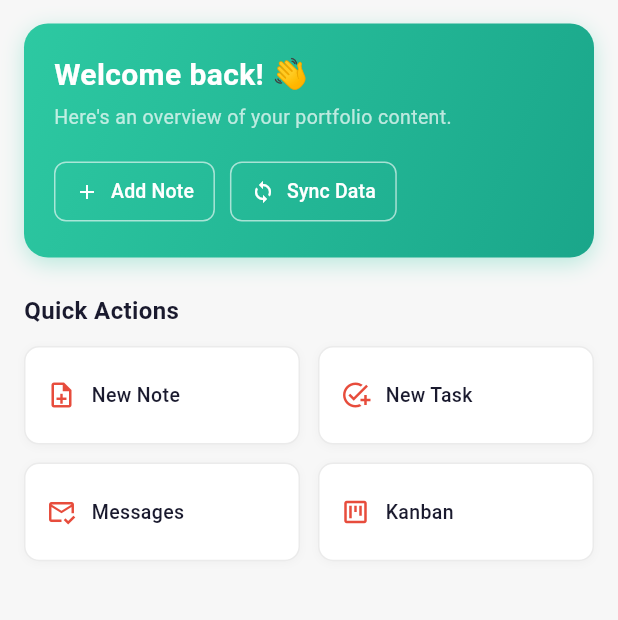
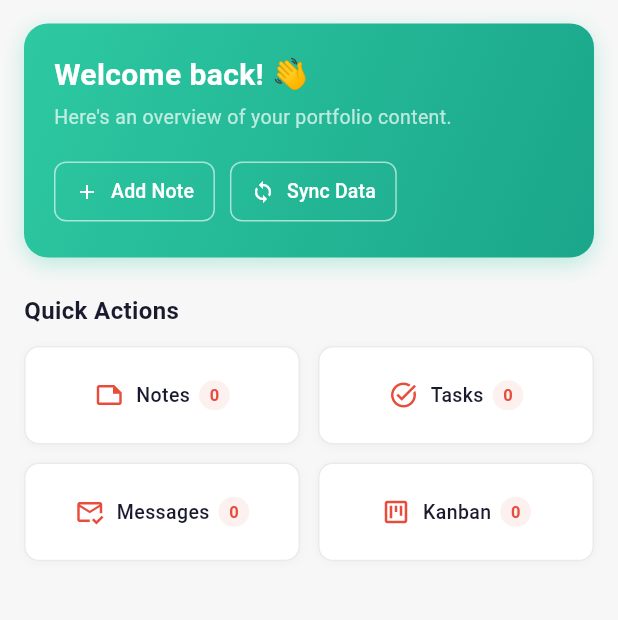
Before and after one commit to thabang-teddy/launch-leaf, a Flutter app: the DashboardScreen screen opened by its route, on a phone screen of 412 x 824 dp, the part 257-877 px from its top. Run offline on Flutter 3.47's test engine with Material 3 defaults, Android fonts, the phone set to English and light mode, and no system bars; our stand-ins replace dio, go_router, shared_preferences, sqflite, sqflite_common_ffi; accounts and stored records are empty; network calls fail.

Commit message:
Update dashboard_screen.dart

```diff
--- a/flutter_dashboard/lib/screens/dashboard_screen.dart
+++ b/flutter_dashboard/lib/screens/dashboard_screen.dart
@@ -95,7 +95,7 @@ class _DashboardScreenState extends State<DashboardScreen> {
                     _ErrorBanner(message: dashboard.errorMessage!),
                   _WelcomeCard(onSync: _handleSync, isSyncing: dashboard.isSyncing),
                   const SizedBox(height: 24),
-                  _QuickActions(),
+                  _QuickActions(stats: dashboard.stats),
                   const SizedBox(height: 16),
                 ],
               ),
@@ -235,13 +235,17 @@ class _WelcomeCard extends StatelessWidget {
 // ── Quick actions ─────────────────────────────────────────────────────────────
 
 class _QuickActions extends StatelessWidget {
+  const _QuickActions({required this.stats});
+
+  final DashboardStats stats;
+
   @override
   Widget build(BuildContext context) {
-    const items = [
-      _ActionItem('New Note', Icons.note_add_outlined, '/notes'),
-      _ActionItem('New Task', Icons.add_task, '/tasks'),
-      _ActionItem('Messages', Icons.mark_email_read_outlined, '/contact'),
-      _ActionItem('Kanban', Icons.view_kanban_outlined, '/kanban'),
+    final items = [
+      _ActionItem('Notes', Icons.note_outlined, '/notes', stats.notes),
+      _ActionItem('Tasks', Icons.task_alt, '/tasks', stats.tasksPending),
+      _ActionItem('Messages', Icons.mark_email_read_outlined, '/contact', stats.contactsPending),
+      _ActionItem('Kanban', Icons.view_kanban_outlined, '/kanban', stats.kanbanBoards),
     ];
 
     return Column(
@@ -296,16 +300,32 @@ class _ActionCard extends StatelessWidget {
         ),
         padding: const EdgeInsets.symmetric(horizontal: 14, vertical: 10),
         child: Row(
+          mainAxisAlignment: MainAxisAlignment.center,
           children: [
             Icon(item.icon, color: AppColors.accent, size: 20),
-            const SizedBox(width: 10),
-            Expanded(
+            const SizedBox(width: 8),
+            Text(
+              item.label,
+              style: const TextStyle(
+                color: AppColors.dark,
+                fontSize: 13,
+                fontWeight: FontWeight.w500,
+              ),
+              overflow: TextOverflow.ellipsis,
+            ),
+            const SizedBox(width: 6),
+            Container(
+              padding: const EdgeInsets.symmetric(horizontal: 7, vertical: 2),
+              decoration: BoxDecoration(
+                color: AppColors.accent.withAlpha(20),
+                borderRadius: BorderRadius.circular(20),
+              ),
               child: Text(
-                item.label,
+                '${item.count}',
                 style: const TextStyle(
-                  color: AppColors.dark,
-                  fontSize: 13,
-                  fontWeight: FontWeight.w500,
+                  color: AppColors.accent,
+                  fontSize: 11,
+                  fontWeight: FontWeight.w700,
                 ),
               ),
             ),
@@ -317,10 +337,11 @@ class _ActionCard extends StatelessWidget {
 }
 
 class _ActionItem {
-  const _ActionItem(this.label, this.icon, this.route);
+  const _ActionItem(this.label, this.icon, this.route, this.count);
   final String label;
   final IconData icon;
   final String route;
+  final int count;
 }
 
 // ── Error banner ──────────────────────────────────────────────────────────────
```
